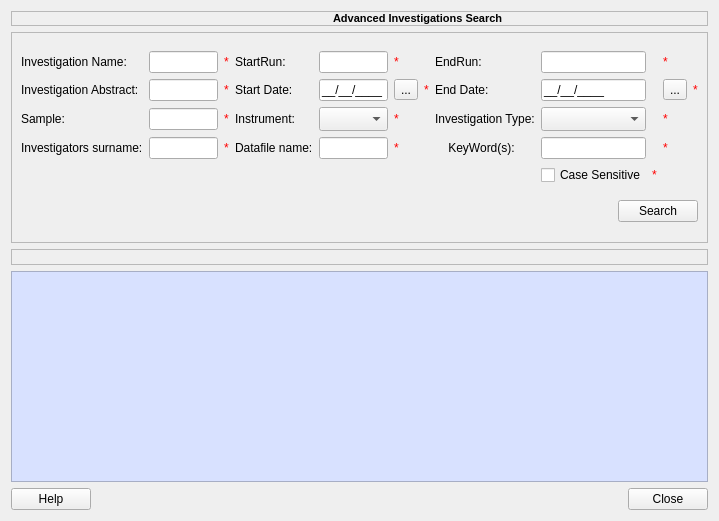
Before: the Qt Designer form Code/Mantid/MantidQt/MantidWidgets/inc/MantidQtMantidWidgets/ICatAdvancedSearch.ui in mantidproject/mantid, drawn with Qt 5.
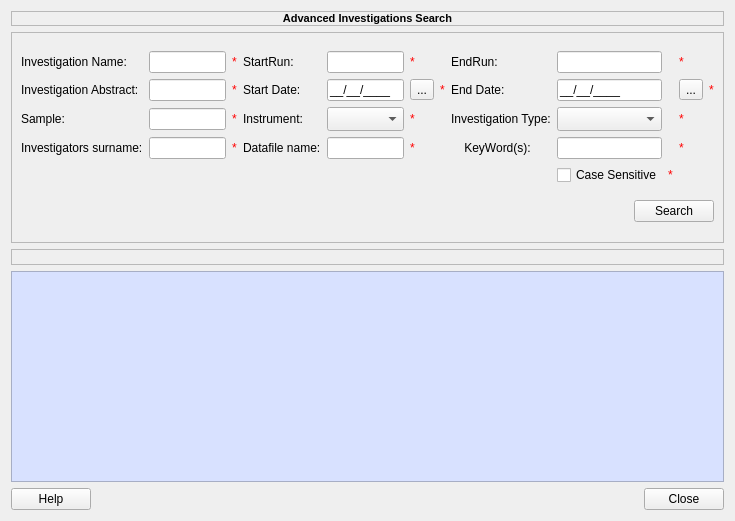
After: the same form once the commit is applied. Icons and pictures are not drawn.

Commit message:
Refs #3975 -- Updated ICATSearch form
Replaced hard coded ISIS Investigation Search with Investigation Search; Center aligned label content in basic search and advanced search

What changed in the file:
```diff
--- a/Code/Mantid/MantidQt/MantidWidgets/inc/MantidQtMantidWidgets/ICatAdvancedSearch.ui
+++ b/Code/Mantid/MantidQt/MantidWidgets/inc/MantidQtMantidWidgets/ICatAdvancedSearch.ui
@@ -1,11 +1,11 @@
 <ui version="4.0" >
  <class>ICatAdvancedSearch</class>
- <widget class="QWidget" name="ICatAdvancedSearch" >
-  <property name="geometry" >
+ <widget class="QWidget" name="ICatAdvancedSearch">
+  <property name="geometry">
    <rect>
     <x>0</x>
     <y>0</y>
-    <width>719</width>
+    <width>735</width>
     <height>521</height>
    </rect>
   </property>
@@ -34,8 +34,11 @@
 &lt;/style>&lt;/head>&lt;body style=" font-family:'MS Shell Dlg 2'; font-size:8.25pt; font-weight:400; font-style:normal;">
 &lt;p style=" margin-top:0px; margin-bottom:0px; margin-left:0px; margin-right:0px; -qt-block-indent:0; text-indent:0px;">&lt;span style=" font-size:8pt; font-weight:600;">Advanced Investigations Search&lt;/span>&lt;/p>&lt;/body>&lt;/html></string>
      </property>
-     <property name="indent" >
-      <number>321</number>
+     <property name="alignment">
+      <set>Qt::AlignCenter</set>
+     </property>
+     <property name="indent">
+      <number>0</number>
      </property>
     </widget>
    </item>
```
Left out of the diff: 457 changed lines with no effect on the pictures. The commit also changes 1 other file.
